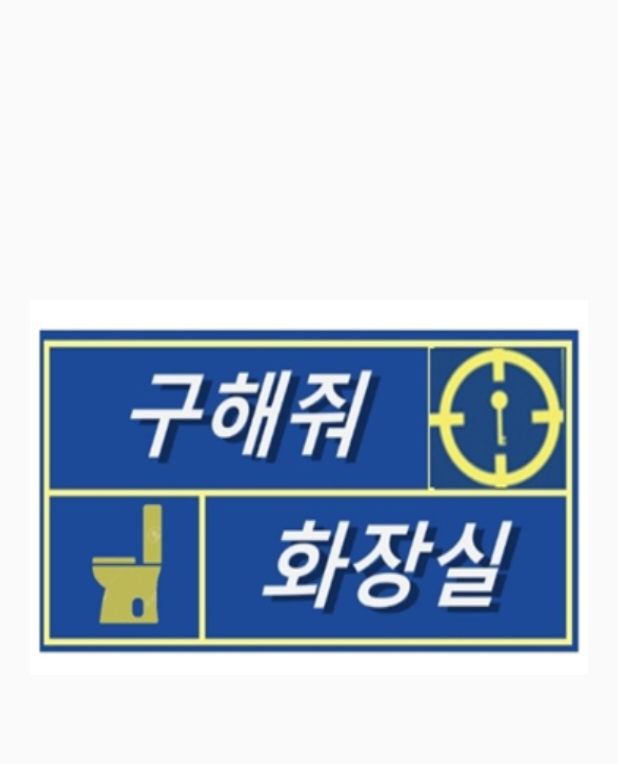
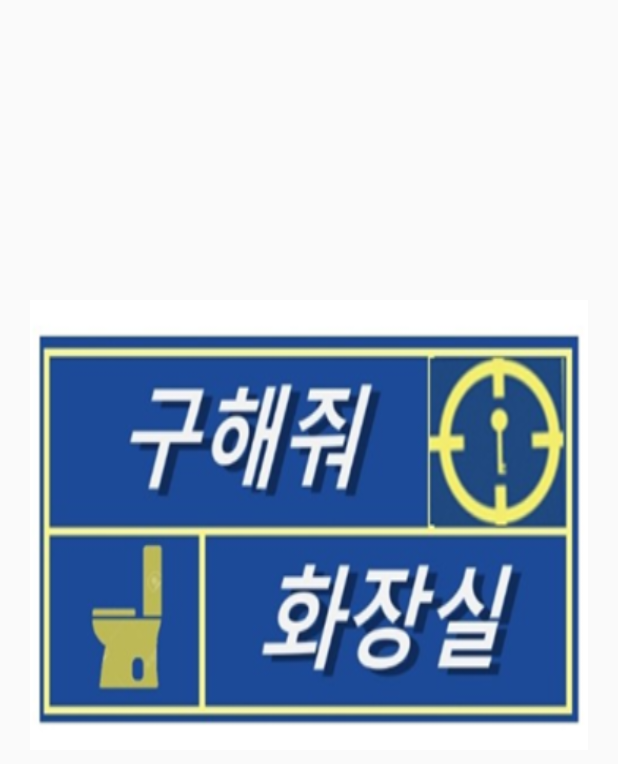
Before and after one commit to Lee-do-yeong/DBproject, an Android app: the SplashActivity screen opened directly, with no data from a screen before it, on a phone screen of 412 x 824 dp. Shown: the top 764 px of the screen. Run offline under Robolectric (Android 15) with nearby library versions, the phone set to English and light mode, and no system bars.

Commit message:
현재위치, 길 찾기 완료 (풍선뷰 크기 문제)

```diff
--- a/app/src/main/java/org/techtown/dbproject/MainActivity.java
+++ b/app/src/main/java/org/techtown/dbproject/MainActivity.java
@@ -78,6 +78,7 @@ public class MainActivity extends AppCompatActivity implements View.OnClickListe
                 double lat = tMapMarkerItem.latitude;
                 double lon = tMapMarkerItem.longitude;
                 road(lat, lon);
+                //tMapMarkerItem.setCanShowCallout(false);
             }
         });
     }
@@ -220,8 +221,6 @@ public class MainActivity extends AppCompatActivity implements View.OnClickListe
         }
         @Override
         public boolean onPressUpEvent(ArrayList<TMapMarkerItem> arrayList, ArrayList<TMapPOIItem> arrayList1, TMapPoint tMapPoint, PointF pointF) {
-            /*final ArrayList<TMapPoint> arrTMapPoint = new ArrayList<>();
-            road(arrTMapPoint);*/ //지도 내 마커 클릭시 road 연결
             return false;
         }
     };
--- a/app/src/main/res/layout/activity_splash.xml
+++ b/app/src/main/res/layout/activity_splash.xml
@@ -10,7 +10,7 @@
     <ImageView
         android:id="@+id/ImageView"
         android:layout_width="match_parent"
-        android:layout_height="250dp"
+        android:layout_height="300dp"
         android:layout_gravity="center_vertical"
         android:layout_marginTop="200dp"
         android:layout_marginLeft="20dp"
```
